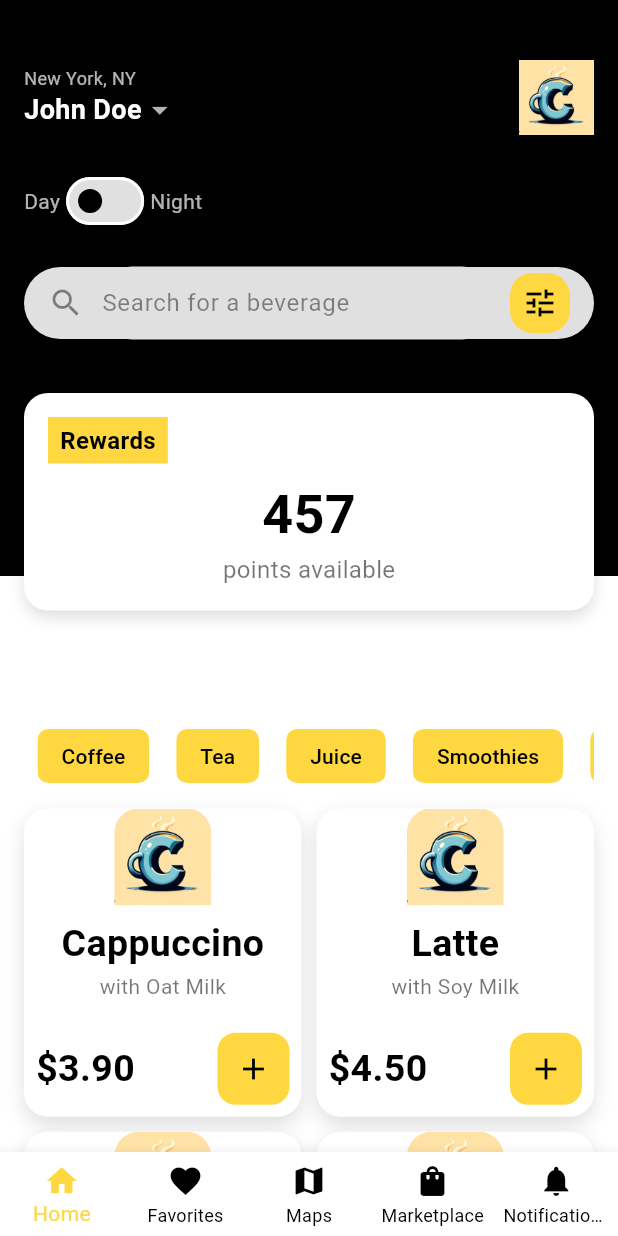
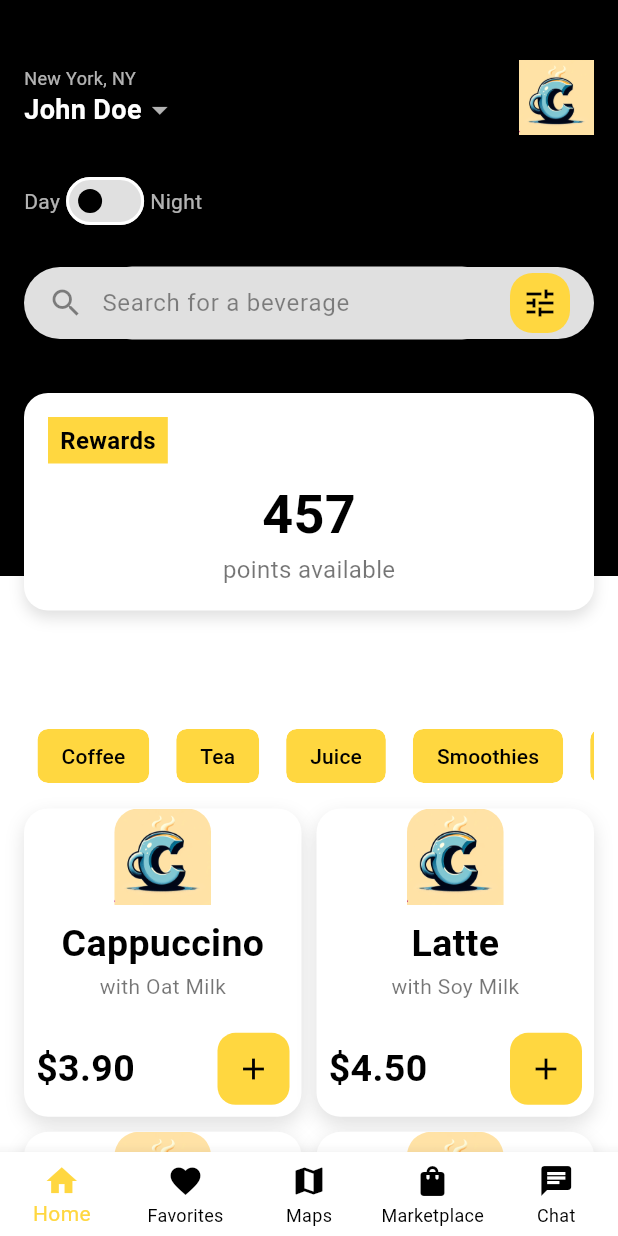
Before and after one commit to seena-kab/CupCompanion, a Flutter app: the HomeScreen screen opened by its route, on a phone screen of 412 x 824 dp. Run offline on Flutter 3.47's test engine with Material 3 defaults, Android fonts, the phone set to English and light mode, and no system bars; our stand-ins replace firebase_auth, firebase_core, firebase_database; accounts and stored records are empty.

Commit message:
changed notifications to chat

```diff
--- a/cup_companion/lib/screens/home_screen.dart
+++ b/cup_companion/lib/screens/home_screen.dart
@@ -378,8 +378,8 @@ class HomeScreenState extends State<HomeScreen> {
           label: 'Marketplace',
         ),
         BottomNavigationBarItem(
-          icon: Icon(Icons.notifications),
-          label: 'Notifications',
+          icon: Icon(Icons.chat),
+          label: 'Chat',
         ),
       ],
       selectedItemColor: Colors.amberAccent,
```
